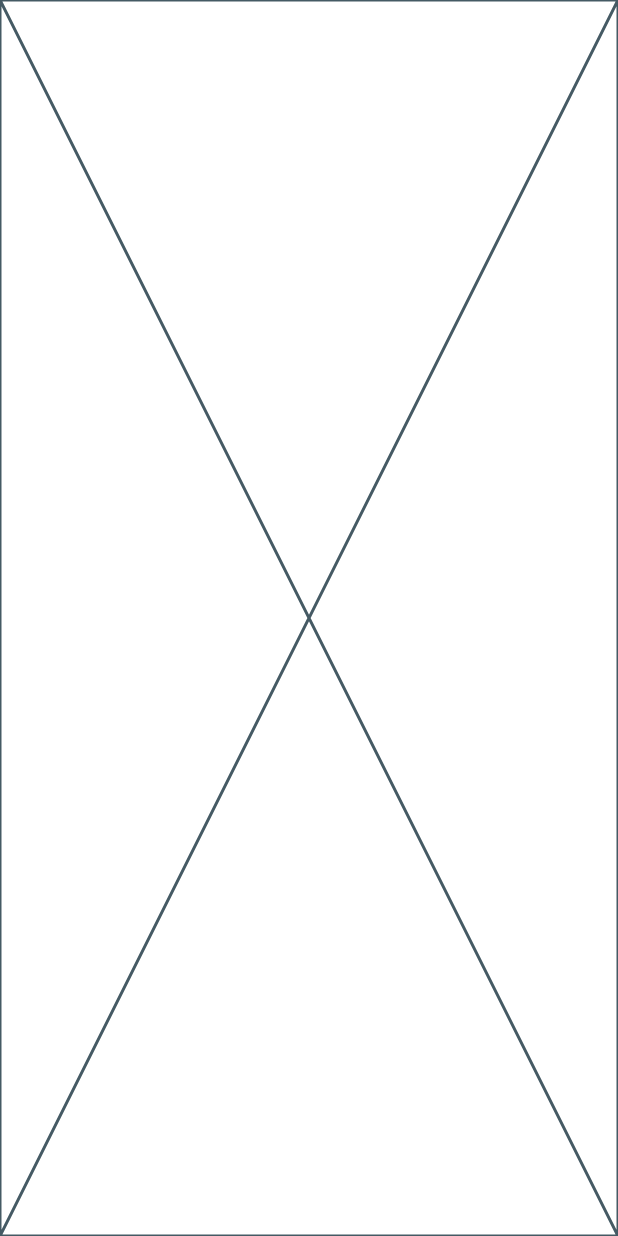
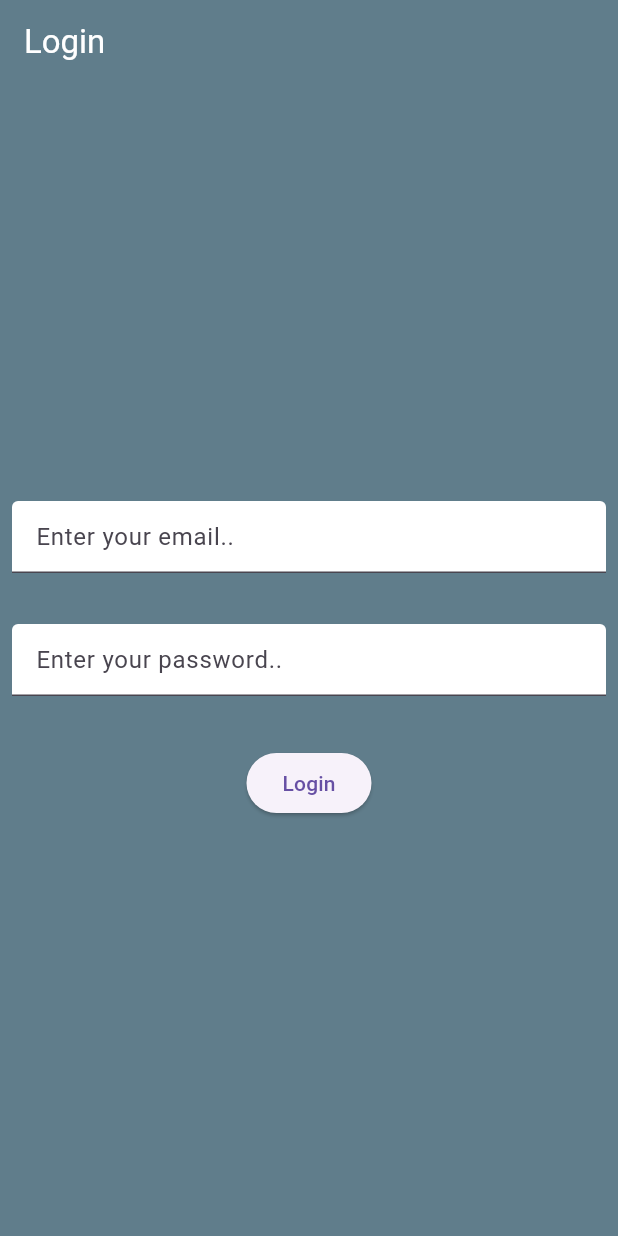
Before and after one commit to AfzazulZaman/gallery-app, a Flutter app: the screen it shows after launch, after a tap on the "person" icon, on a phone screen of 412 x 824 dp. Run offline on Flutter 3.47's test engine with Material 3 defaults, Android fonts, the phone set to English and light mode, and no system bars; network calls fail.

Commit message:
login section done

```diff
--- a/lib/createaccount.dart
+++ b/lib/createaccount.dart
@@ -1,8 +1,8 @@
+import 'package:flutter/cupertino.dart';
 import 'package:flutter/material.dart';
 
-void main()
-{
-   runApp(CreateAccount());
+void main() {
+  runApp(const CreateAccount());
 }
 
 class CreateAccount extends StatefulWidget {
@@ -13,8 +13,72 @@ class CreateAccount extends StatefulWidget {
 }
 
 class _CreateAccountState extends State<CreateAccount> {
+  // Function to show a dialog when login is successful
+  void _showLoginSuccessDialog(BuildContext context) {
+    showDialog(
+      context: context,
+      builder: (BuildContext context) {
+        return AlertDialog(
+          title: const Text("Login Success"),
+          content: const Text("You have successfully logged in!"),
+          actions: [
+            TextButton(
+              onPressed: () {
+                Navigator.of(context).pop(); // Close the dialog
+              },
+              child: const Text("OK"),
+            ),
+          ],
+        );
+      },
+    );
+  }
+
   @override
   Widget build(BuildContext context) {
-    return const Placeholder();
+    return MaterialApp(
+      debugShowCheckedModeBanner: false,
+      home: Scaffold(
+        appBar: AppBar(
+          title: const Text(
+            "Login",
+            style: TextStyle(color: Colors.white),
+          ),
+          backgroundColor: Colors.blueGrey,
+        ),
+        backgroundColor: Colors.blueGrey,
+        body: Padding(
+          padding: const EdgeInsets.all(8.0),
+          child: Column(
+            mainAxisAlignment: MainAxisAlignment.center,
+            children: [
+              const TextField(
+                decoration: InputDecoration(
+                  fillColor: Colors.white,
+                  filled: true,
+                  hintText: 'Enter your email..',
+                ),
+              ),
+              const SizedBox(height: 34),
+              const TextField(
+                obscureText: true,
+                decoration: const InputDecoration(
+                  fillColor: Colors.white,
+                  filled: true,
+                  hintText: 'Enter your password..',
+                ),
+              ),
+              const SizedBox(height: 34),
+              ElevatedButton(
+                onPressed: () {
+                  _showLoginSuccessDialog(context); // Show success popup
+                },
+                child: const Text("Login"),
+              ),
+            ],
+          ),
+        ),
+      ),
+    );
   }
 }
```
